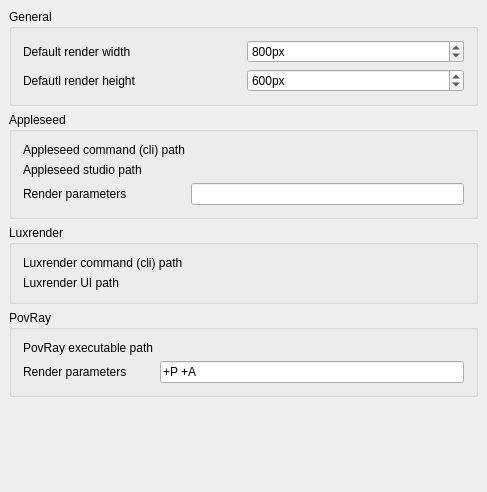
Above: ui/RenderSettings.ui from FreeCAD/FreeCAD-render before the change. Below: the same form after it.
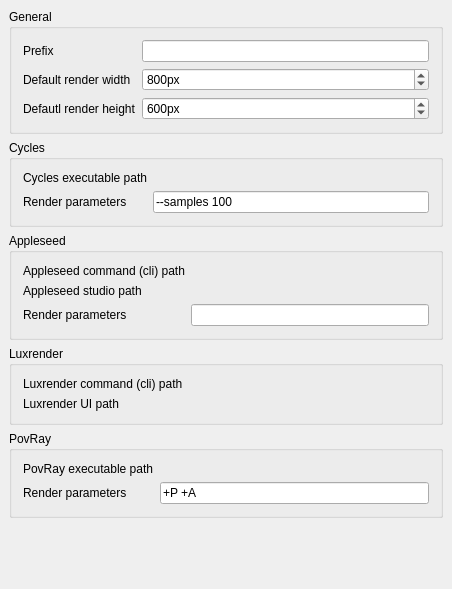
That is the form after the change. Custom widgets are drawn as their Qt base class.

Commit message: Added Cycles renderer

Patch:
```diff
--- a/ui/RenderSettings.ui
+++ b/ui/RenderSettings.ui
@@ -6,8 +6,8 @@
    <rect>
     <x>0</x>
     <y>0</y>
-    <width>487</width>
-    <height>492</height>
+    <width>452</width>
+    <height>589</height>
    </rect>
   </property>
   <property name="windowTitle">
@@ -20,7 +20,7 @@
    <property name="spacing">
     <number>6</number>
    </property>
-   <item row="1" column="0">
+   <item row="2" column="0">
     <widget class="QGroupBox" name="groupBox">
      <property name="title">
       <string>Appleseed</string>
@@ -92,7 +92,7 @@
      </layout>
     </widget>
    </item>
-   <item row="4" column="0">
+   <item row="5" column="0">
     <spacer>
      <property name="orientation">
       <enum>Qt::Vertical</enum>
@@ -105,7 +105,7 @@
      </property>
     </spacer>
    </item>
-   <item row="2" column="0">
+   <item row="3" column="0">
     <widget class="QGroupBox" name="groupBox_2">
      <property name="title">
       <string>Luxrender</string>
@@ -154,7 +154,7 @@
      </layout>
     </widget>
    </item>
-   <item row="3" column="0">
+   <item row="4" column="0">
     <widget class="QGroupBox" name="groupBox_3">
      <property name="title">
       <string>PovRay</string>
@@ -212,21 +212,21 @@
       <string>General</string>
      </property>
      <layout class="QGridLayout" name="gridLayout_4">
-      <item row="2" column="0">
+      <item row="3" column="0">
        <widget class="QLabel" name="label_9">
         <property name="text">
          <string>Defautl render height</string>
         </property>
        </widget>
       </item>
-      <item row="0" column="0">
+      <item row="1" column="0">
        <widget class="QLabel" name="label_8">
         <property name="text">
          <string>Default render width</string>
         </property>
        </widget>
       </item>
-      <item row="0" column="1">
+      <item row="1" column="1">
        <widget class="Gui::PrefSpinBox" name="spinBox">
         <property name="suffix">
          <string>px</string>
@@ -245,7 +245,7 @@
         </property>
        </widget>
       </item>
-      <item row="2" column="1">
+      <item row="3" column="1">
        <widget class="Gui::PrefSpinBox" name="spinBox_2">
         <property name="suffix">
          <string>px</string>
@@ -258,6 +258,72 @@
         </property>
         <property name="prefEntry" stdset="0">
          <cstring>RenderHeight</cstring>
+        </property>
+        <property name="prefPath" stdset="0">
+         <cstring>Mod/Render</cstring>
+        </property>
+       </widget>
+      </item>
+      <item row="0" column="0">
+       <widget class="QLabel" name="label_11">
+        <property name="text">
+         <string>Prefix</string>
+        </property>
+       </widget>
+      </item>
+      <item row="0" column="1">
+       <widget class="Gui::PrefLineEdit" name="lineEdit_3">
+        <property name="toolTip">
+         <string>A prefix that can be added before the renderer executable. This is useful, for example, to add environment variable or run the renderer inside a GPU switcher such as primusrun or optirun on linux</string>
+        </property>
+        <property name="prefEntry" stdset="0">
+         <cstring>Prefix</cstring>
+        </property>
+        <property name="prefPath" stdset="0">
+         <cstring>Mod/Render</cstring>
+        </property>
+       </widget>
+      </item>
+     </layout>
+    </widget>
+   </item>
+   <item row="1" column="0">
+    <widget class="QGroupBox" name="groupBox_5">
+     <property name="title">
+      <string>Cycles</string>
+     </property>
+     <layout class="QGridLayout" name="gridLayout_5">
+      <item row="0" column="0">
+       <widget class="QLabel" name="label_10">
+        <property name="text">
+         <string>Cycles executable path</string>
+        </property>
+       </widget>
+      </item>
+      <item row="1" column="0">
+       <widget class="QLabel" name="label_12">
+        <property name="text">
+         <string>Render parameters</string>
+        </property>
+       </widget>
+      </item>
+      <item row="0" column="1">
+       <widget class="Gui::PrefFileChooser" name="fileChooser_4">
+        <property name="prefEntry" stdset="0">
+         <cstring>CyclesPath</cstring>
+        </property>
+        <property name="prefPath" stdset="0">
+         <cstring>Mod/Render</cstring>
+        </property>
+       </widget>
+      </item>
+      <item row="1" column="1">
+       <widget class="Gui::PrefLineEdit" name="lineEdit_2">
+        <property name="text">
+         <string>--samples 100</string>
+        </property>
+        <property name="prefEntry" stdset="0">
+         <cstring>CyclesParameters</cstring>
         </property>
         <property name="prefPath" stdset="0">
          <cstring>Mod/Render</cstring>
```
The commit also changes 5 other files.
